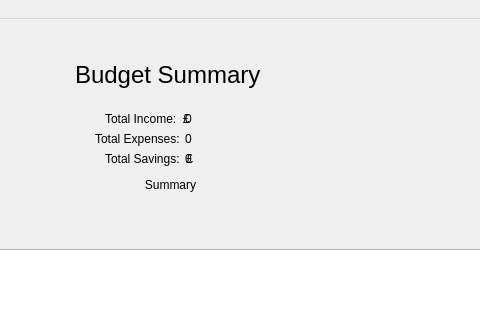
Qt form BudgetPlanner/accountbudgetwindow.ui (amstevenson/Qt-BudgetPlanner) before a commit; both pictures show x 245 to 725 and y 0 to 320 of the 835 by 770 pixel window.
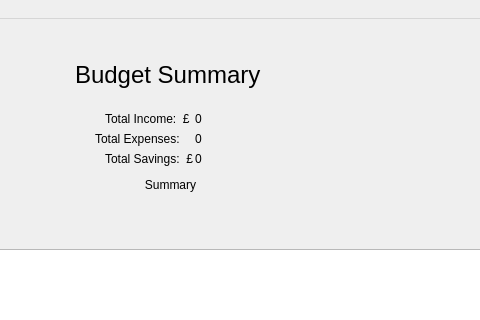
The same form after that commit.

```diff
--- a/BudgetPlanner/accountbudgetwindow.ui
+++ b/BudgetPlanner/accountbudgetwindow.ui
@@ -134,7 +134,7 @@
    <widget class="QLabel" name="lblTotalIncomeAmount">
     <property name="geometry">
      <rect>
-      <x>430</x>
+      <x>440</x>
       <y>90</y>
       <width>91</width>
       <height>20</height>
@@ -147,7 +147,7 @@
    <widget class="QLabel" name="lblTotalExpensesAmount">
     <property name="geometry">
      <rect>
-      <x>430</x>
+      <x>440</x>
       <y>110</y>
       <width>91</width>
       <height>20</height>
@@ -189,9 +189,9 @@
    <widget class="QLabel" name="lblTotalSavingsAmount">
     <property name="geometry">
      <rect>
-      <x>430</x>
+      <x>440</x>
       <y>130</y>
-      <width>91</width>
+      <width>101</width>
       <height>20</height>
      </rect>
     </property>
```
Left out of the diff: 7 changed lines with no effect on the pictures.
